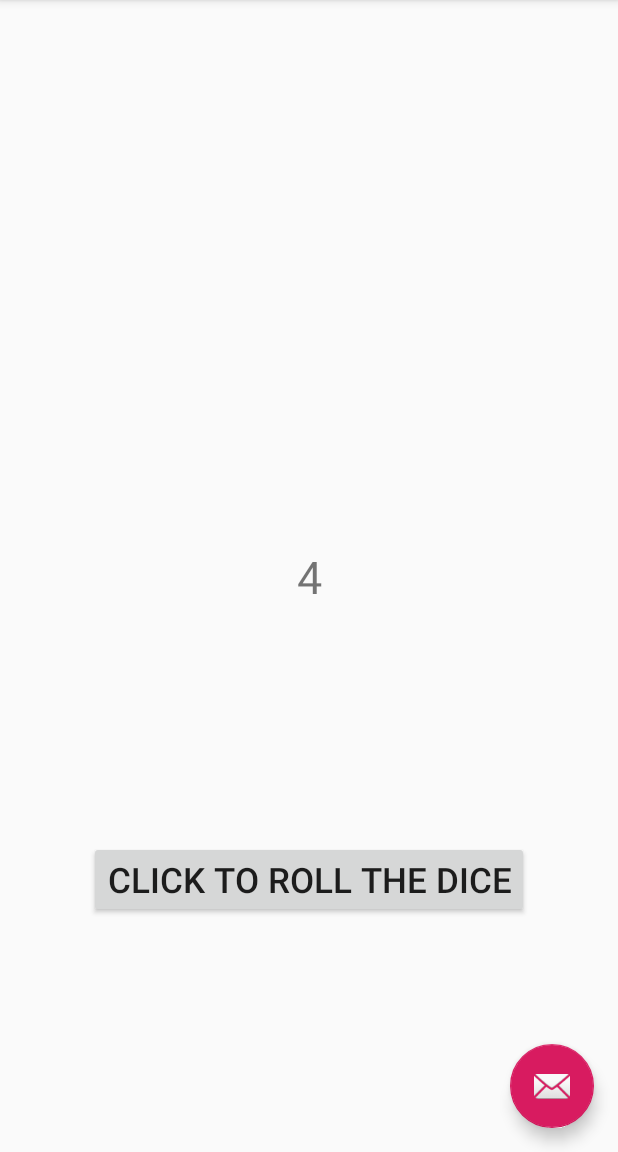
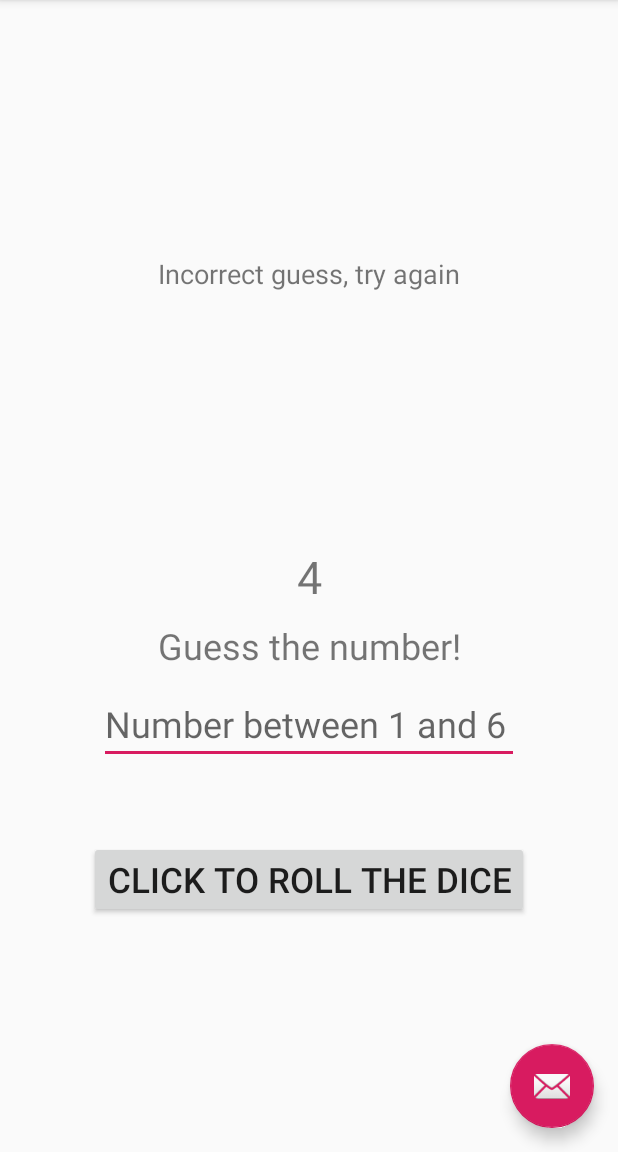
Before and after one commit to vshaji/DiceRoller, an Android app: the screen it shows after launch (MainActivity), after a tap on "CLICK TO ROLL THE DICE", on a phone screen of 412 x 824 dp, the part 84-1236 px from its top. Run offline under Robolectric (Android 15) with nearby library versions, the phone set to English and light mode, and no system bars; 1 statement that could not run was skipped.

Commit message:
Completed Part 1 Level 2

```diff
--- a/app/src/main/java/com/example/diceroller/MainActivity.java
+++ b/app/src/main/java/com/example/diceroller/MainActivity.java
@@ -11,11 +11,16 @@ import androidx.appcompat.widget.Toolbar;
 import android.view.View;
 import android.view.Menu;
 import android.view.MenuItem;
+import android.widget.EditText;
 import android.widget.TextView;
+
 
 import java.util.Random;
 
 public class MainActivity extends AppCompatActivity {
+
+    int guessedNumber;
+    EditText guessInput;
 
 
     @Override
@@ -59,12 +64,28 @@ public class MainActivity extends AppCompatActivity {
 
     public void on_button_click(View view) {
 
+
         TextView tv = this.findViewById(R.id.numberTextView);
+        TextView congratstext = this.findViewById(R.id.textView2);
 
         Random r = new Random();
         int number = r.nextInt(6);
 
         tv.setText(Integer.toString(number));
 
+        guessInput = (EditText) this.findViewById(R.id.guessInput);
+
+        guessedNumber = Integer.valueOf(guessInput.getText().toString());
+
+        if (guessedNumber == number) {
+
+            congratstext.setText("Congratulations, you guessed correctly!");
+        }else{
+
+            congratstext.setText("Incorrect guess, try again");
+
+        }
+
+
     }
 }
--- a/app/src/main/res/layout/content_main.xml
+++ b/app/src/main/res/layout/content_main.xml
@@ -31,4 +31,38 @@
         app:layout_constraintStart_toStartOf="parent"
         app:layout_constraintTop_toBottomOf="@+id/numberTextView" />
 
+    <TextView
+        android:id="@+id/textView"
+        android:layout_width="wrap_content"
+        android:layout_height="wrap_content"
+        android:text="Guess the number!"
+        android:textSize="24sp"
+        app:layout_constraintBottom_toTopOf="@+id/guessInput"
+        app:layout_constraintEnd_toEndOf="parent"
+        app:layout_constraintStart_toStartOf="parent"
+        app:layout_constraintTop_toBottomOf="@+id/numberTextView" />
+
+    <EditText
+        android:id="@+id/guessInput"
+        android:layout_width="wrap_content"
+        android:layout_height="wrap_content"
+        android:ems="10"
+        android:hint="Number between 1 and 6"
+        android:inputType="number"
+        android:textSize="24sp"
+        app:layout_constraintBottom_toTopOf="@+id/button"
+        app:layout_constraintEnd_toEndOf="parent"
+        app:layout_constraintStart_toStartOf="parent"
+        app:layout_constraintTop_toBottomOf="@+id/numberTextView" />
+
+    <TextView
+        android:id="@+id/textView2"
+        android:layout_width="wrap_content"
+        android:layout_height="wrap_content"
+        android:textSize="18sp"
+        app:layout_constraintBottom_toTopOf="@+id/numberTextView"
+        app:layout_constraintEnd_toEndOf="parent"
+        app:layout_constraintStart_toStartOf="parent"
+        app:layout_constraintTop_toTopOf="parent" />
+
 </androidx.constraintlayout.widget.ConstraintLayout>
```
